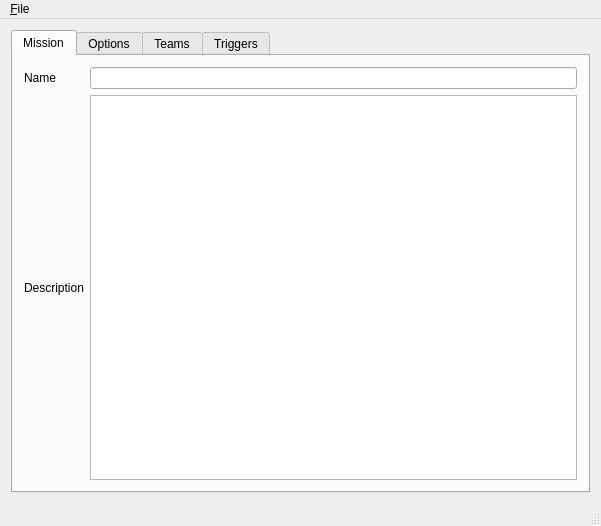
burp/hedgewars, file tools/MissionsEditor/editor.ui: the form before one commit.
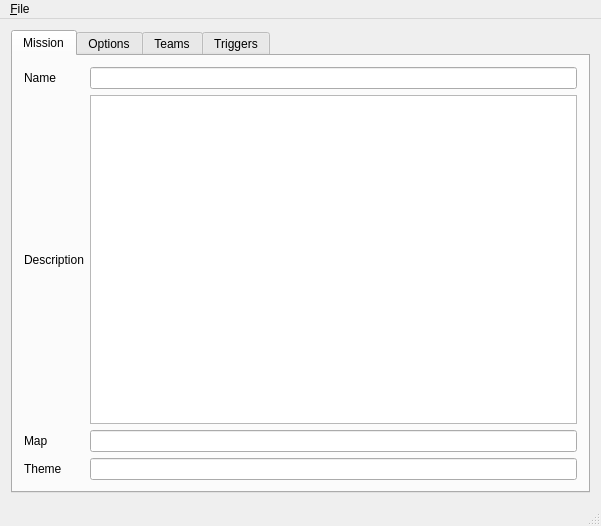
The form after the commit. The open tabs and pages were chosen to show the change.

Diff of the .ui file:
```diff
--- a/tools/MissionsEditor/editor.ui
+++ b/tools/MissionsEditor/editor.ui
@@ -43,7 +43,27 @@
          </widget>
         </item>
         <item row="1" column="1">
-         <widget class="QTextEdit" name="textEdit"/>
+         <widget class="QTextEdit" name="teDescription"/>
+        </item>
+        <item row="2" column="0">
+         <widget class="QLabel" name="label_6">
+          <property name="text">
+           <string>Map</string>
+          </property>
+         </widget>
+        </item>
+        <item row="3" column="0">
+         <widget class="QLabel" name="label_7">
+          <property name="text">
+           <string>Theme</string>
+          </property>
+         </widget>
+        </item>
+        <item row="2" column="1">
+         <widget class="QLineEdit" name="leMap"/>
+        </item>
+        <item row="3" column="1">
+         <widget class="QLineEdit" name="leTheme"/>
         </item>
        </layout>
       </widget>
```
Left out of the diff: 4 changed lines with no effect on the pictures.
